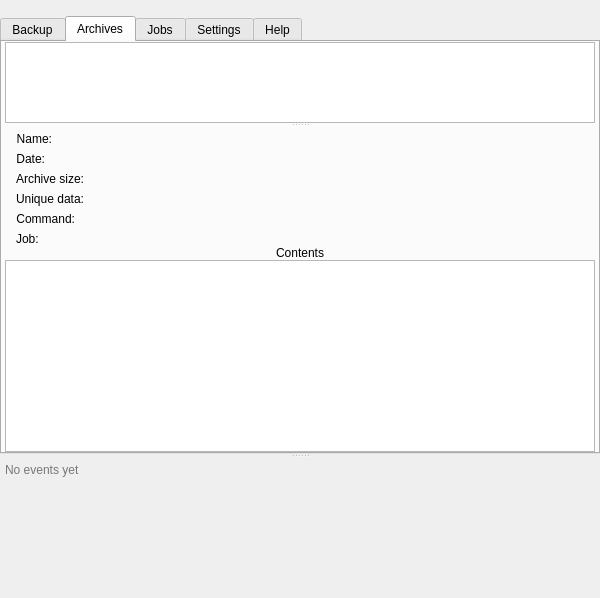
The window that forms/mainwindow.ui (Tarsnap/tarsnap-gui) describes before a commit, drawn with Qt 5.
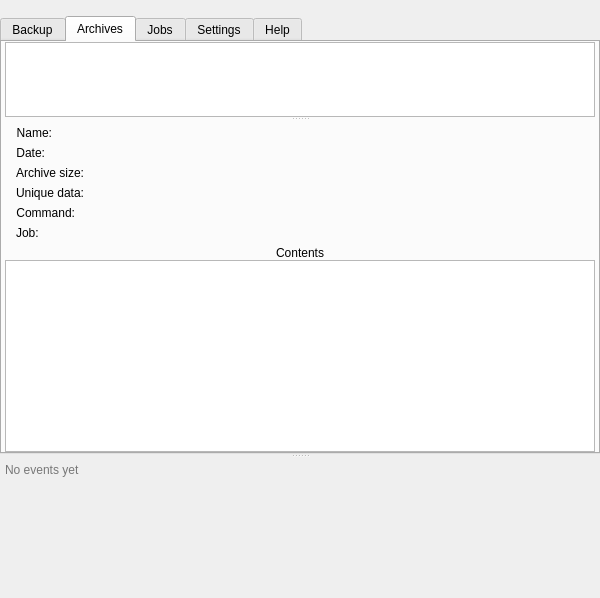
The same window after the commit. The open tabs and pages were chosen to show the change. Icons and pictures are not drawn. Custom widgets are drawn as their Qt base class.

Commit message: Fix size issues for icon label.

```diff
--- a/forms/mainwindow.ui
+++ b/forms/mainwindow.ui
@@ -639,9 +639,17 @@
                      </item>
                      <item>
                       <widget class="QLabel" name="archiveIconLabel">
+                       <property name="sizePolicy">
+                        <sizepolicy hsizetype="Fixed" vsizetype="Fixed">
+                         <horstretch>0</horstretch>
+                         <verstretch>0</verstretch>
+                        </sizepolicy>
+                       </property>
                        <property name="styleSheet">
                         <string notr="true">#archiveIconLabel {
 border-image: url(:/icons/tarsnap_icon_big.png);
+min-width: 120px;
+min-height: 120px;
 max-width: 120px;
 max-height: 120px;
 }</string>
```
